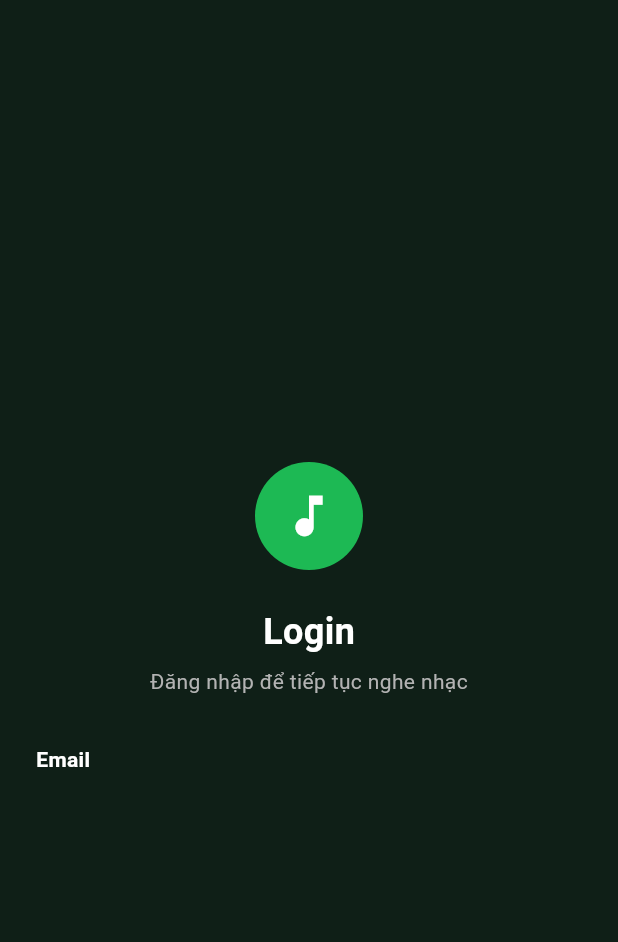
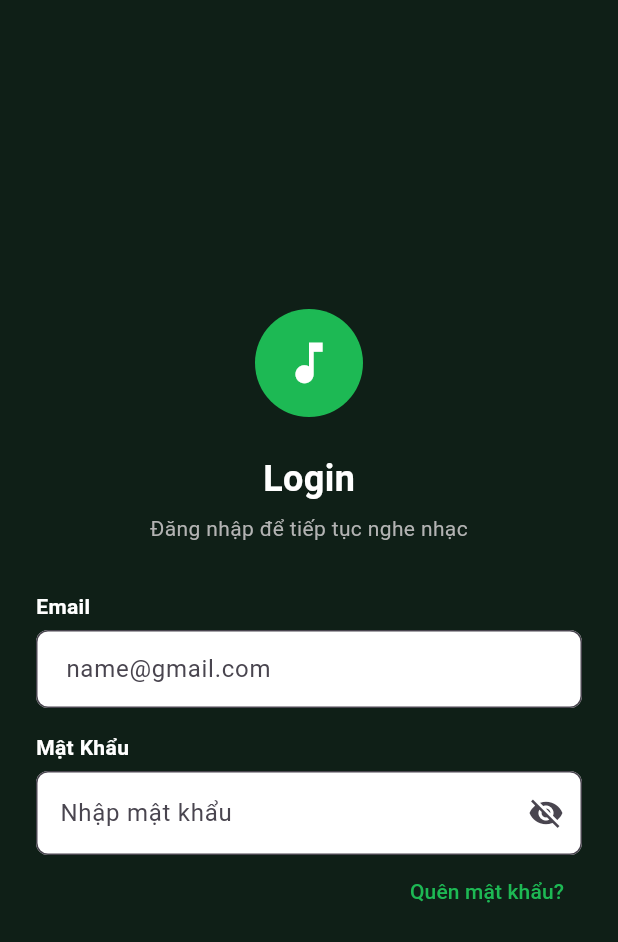
Before and after one commit to havando1302/2025_2_LTTBDD_N02_Nhom_08, a Flutter app: the screen it shows after launch, on a phone screen of 412 x 824 dp. Shown: the top 942 px of the screen. Run offline on Flutter 3.47's test engine with Material 3 defaults, Android fonts, the phone set to English and light mode, and no system bars.

Commit message:
Nhập dữ liệu login

```diff
--- a/lib/views/login/login.dart
+++ b/lib/views/login/login.dart
@@ -70,6 +70,66 @@ class _LoginPageState extends State<LoginPage> {
                         ),
                       ),
                     ),
+                    const SizedBox(height: 6),
+                    TextField(
+                      decoration: InputDecoration(
+                        hintText: "name@gmail.com",
+                        filled: true,
+                        fillColor: Colors.white,
+                        contentPadding: const EdgeInsets.symmetric(
+                          horizontal: 16,
+                          vertical: 14,
+                        ),
+                        border: OutlineInputBorder(
+                          borderRadius: BorderRadius.circular(8),
+                        ),
+                      ),
+                    ),
+                    const SizedBox(height: 16),
+                    Align(
+                      alignment: Alignment.centerLeft,
+                      child: Text(
+                        "Mật Khẩu",
+                        style: const TextStyle(
+                          color: Color(MyColor.white),
+                          fontWeight: FontWeight.w600,
+                        ),
+                      ),
+                    ),
+                    const SizedBox(height: 6),
+                    TextField(
+                      obscureText: obscurePassword,
+                      decoration: InputDecoration(
+                        hintText: "Nhập mật khẩu",
+                        filled: true,
+                        fillColor: Colors.white,
+                        suffixIcon: IconButton(
+                          icon: Icon(
+                            obscurePassword
+                                ? Icons.visibility_off
+                                : Icons.visibility,
+                          ),
+                          onPressed: () {
+                            setState(() {
+                              obscurePassword = !obscurePassword;
+                            });
+                          },
+                        ),
+                        border: OutlineInputBorder(
+                          borderRadius: BorderRadius.circular(8),
+                        ),
+                      ),
+                    ),
+                    Align(
+                      alignment: Alignment.centerRight,
+                      child: TextButton(
+                        onPressed: () {},
+                        child: Text(
+                          "Quên mật khẩu?",
+                          style: TextStyle(color: Color(MyColor.pr4)),
+                        ),
+                      ),
+                    ),
                   ],
                 ),
               ),
```
